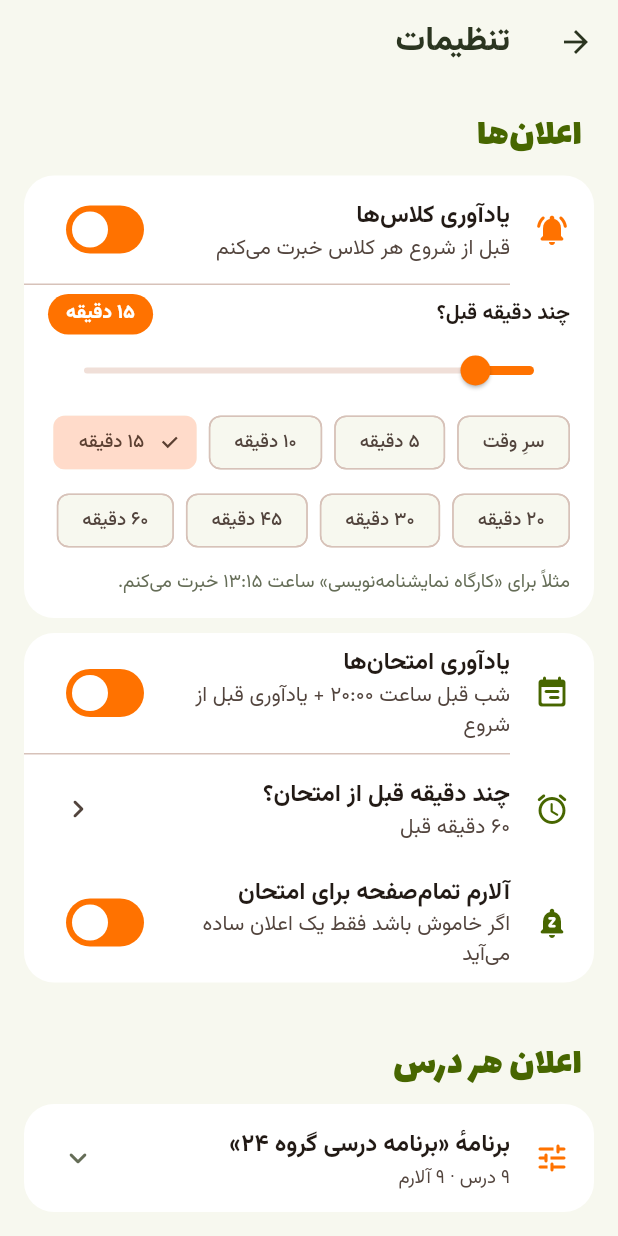
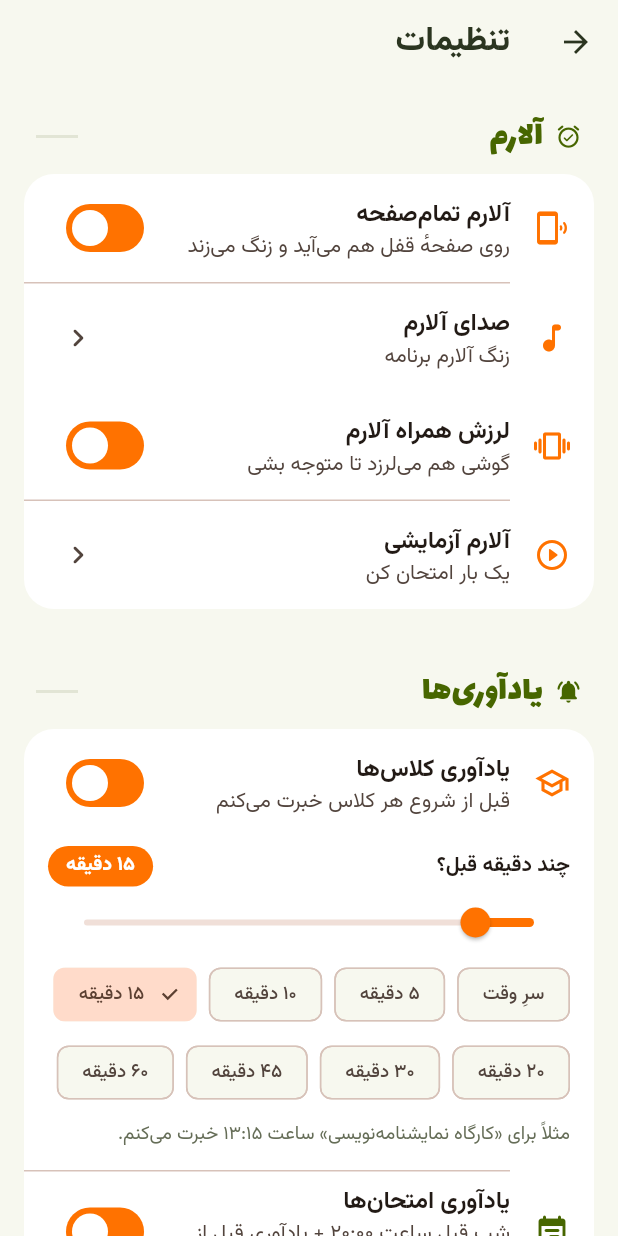
Before and after one commit to dnh-bit/group24, a Flutter app: the SettingsScreen screen opened directly, on a phone screen of 412 x 824 dp. Run offline on Flutter 3.47's test engine with Material 3 defaults, Android fonts, the phone set to English and light mode, and no system bars; our stand-ins replace file_picker, flutter_local_notifications, shared_preferences, timezone; accounts and stored records are empty; statements that could not run were skipped.

Commit message:
refactor(v0.1.6): بازچینش کامل صفحهٔ تنظیمات به شش بخش منطقی
ترتیب جدید: آلارم ← یادآوری‌ها ← اعلان هر درس ← برنامه ← سیستم ← درباره
- ادغام یادآوری کلاس و امتحان در یک کارت (قبلاً دو کارت جدا با فاصلهٔ بی‌دلیل)
- انتقال «آلارم تمام‌صفحه/صدا/لرزش» به بخش اول (قبلاً بعد از اعلان هر درس بود)
- انتقال «گروه اعلان‌دهنده» از بخش برنامه به بالای همان بخش، با نام واضح‌تر
- بخش «سیستم» تازه: اجازه‌ها + باتری + Autostart همه یک‌جا
- عنوان بخش‌ها با آیکون و خط جداکننده
- دکمه‌های باتری و Autostart کنار هم به‌جای ردیف‌های طولانی
- ردیف‌های زیرمجموعهٔ امتحان تودرتو شدند

```diff
--- a/lib/screens/settings_screen.dart
+++ b/lib/screens/settings_screen.dart
@@ -344,105 +344,8 @@ class _SettingsScreenState extends State<SettingsScreen> with WidgetsBindingObse
       body: ListView(
         padding: const EdgeInsets.fromLTRB(16, 4, 16, 32),
         children: [
-          // ═══════════ ۱. اعلان‌ها ═══════════
-          const _SectionTitle('اعلان‌ها'),
-
-          _Card(children: [
-            SwitchListTile(
-              value: s.classReminders,
-              onChanged: _toggleClass,
-              secondary: const Icon(Icons.notifications_active_rounded, color: AppColors.saffron),
-              title: const Text('یادآوری کلاس‌ها', style: _tTile),
-              subtitle: const Text('قبل از شروع هر کلاس خبرت می‌کنم'),
-            ),
-            if (s.classReminders) ...[
-              const Divider(height: 1, indent: 56),
-              _SliderBlock(
-                minutes: _minutes,
-                label: m == 0 ? 'سرِ وقت' : '${fa(m)} دقیقه',
-                onChanged: (v) => setState(() => _minutes = v),
-                onDone: (v) => _save(s.copyWith(minutesBefore: v.round())),
-                selected: s.minutesBefore,
-                onPreset: (q) {
-                  setState(() => _minutes = q.toDouble());
-                  _save(s.copyWith(minutesBefore: q));
-                },
-                preview: notifNext == null
-                    ? null
-                    : 'مثلاً برای «${notifNext.ref.course.shortName}» ساعت '
-                        '${fmtTime(notifNext.ref.session.start - m / 60)} خبرت می‌کنم.',
-              ),
-            ],
-          ]),
-
-          const SizedBox(height: 10),
-
-          _Card(children: [
-            SwitchListTile(
-              value: s.examReminders,
-              onChanged: _toggleExam,
-              secondary: const Icon(Icons.event_note_rounded, color: AppColors.olive),
-              title: const Text('یادآوری امتحان‌ها', style: _tTile),
-              subtitle: const Text('شب قبل ساعت ۲۰:۰۰ + یادآوری قبل از شروع'),
-            ),
-            if (s.examReminders) ...[
-              const Divider(height: 1, indent: 56),
-              _LinkTile(
-                icon: Icons.alarm_rounded,
-                color: AppColors.olive,
-                title: 'چند دقیقه قبل از امتحان؟',
-                value: s.examAlarmMinutes == 0 ? 'سرِ وقت' : '${fa(s.examAlarmMinutes)} دقیقه قبل',
-                onTap: () => _pickExamMinutes(s),
-              ),
-              SwitchListTile(
-                value: s.examFullAlarm,
-                onChanged: (v) => _save(s.copyWith(examFullAlarm: v)),
-                secondary: const Icon(Icons.notifications_paused_rounded, color: AppColors.olive),
-                title: const Text('آلارم تمام‌صفحه برای امتحان', style: _tTile),
-                subtitle: const Text('اگر خاموش باشد فقط یک اعلان ساده می‌آید'),
-              ),
-            ],
-          ]),
-
-          // دسترسی‌ها فقط وقتی واقعاً لازم است نمایش داده می‌شوند
-          if (_isAndroid && (!_exactOk || !_fullScreenOk)) ...[
-            const SizedBox(height: 10),
-            _Card(children: [
-              if (!_exactOk)
-                _ActionTile(
-                  icon: Icons.alarm_on_rounded,
-                  title: 'اجازهٔ آلارم دقیق',
-                  subtitle: 'تا آلارم دقیقاً سرِ همان دقیقه بیاید',
-                  onTap: () => _notif.requestExactAlarms(),
-                ),
-              if (!_exactOk && !_fullScreenOk) const Divider(height: 1, indent: 56),
-              if (!_fullScreenOk)
-                _ActionTile(
-                  icon: Icons.fullscreen_rounded,
-                  title: 'اجازهٔ نمایش تمام‌صفحه',
-                  subtitle: 'اندروید ۱۴+ برای آلارم روی صفحهٔ قفل این را می‌خواهد',
-                  onTap: _askFullScreen,
-                ),
-            ]),
-          ],
-
-          // ═══════════ ۲. اعلان هر درس ═══════════
-          const SizedBox(height: 24),
-          const _SectionTitle('اعلان هر درس'),
-
-          _Card(children: [
-            // کل این بخش یک کشویی است: بسته = فقط عنوان و خلاصه،
-            // باز = فهرست کامل درس‌ها برای انتخاب اعلان.
-            _CourseListExpansion(
-              group: notifGroup,
-              onChanged: () => setState(() {}),
-            ),
-          ]),
-
-          // ═══════════ ۳. آلارم ═══════════
-          const SizedBox(height: 24),
-          const _SectionTitle('آلارم'),
-
+          // ═══════════ ۱. آلارم: رفتار پایه ═══════════
+          const _SectionTitle('آلارم', icon: Icons.alarm_on_rounded),
           _Card(children: [
             SwitchListTile(
               value: s.fullScreenAlarm,
@@ -467,77 +370,94 @@ class _SettingsScreenState extends State<SettingsScreen> with WidgetsBindingObse
             ),
             const Divider(height: 1, indent: 56),
             _LinkTile(
-              icon: Icons.send_rounded,
+              icon: Icons.play_circle_outline_rounded,
               title: 'آلارم آزمایشی',
-              value: 'همین حالا امتحان کن',
+              value: 'یک بار امتحان کن',
               onTap: () async {
                 await _notif.requestPermission();
-                await _notif.showTest(m);
+                await _notif.showTest(_minutes.round());
               },
             ),
           ]),
 
-          // ── باتری: فقط روی اندروید و فقط وقتی واقعاً لازم است ──
-          if (_isAndroid) ...[
-            const SizedBox(height: 10),
+          // ═══════════ ۲. یادآوری‌ها: چه‌وقت خبرت کنم ═══════════
+          const SizedBox(height: 24),
+          const _SectionTitle('یادآوری‌ها', icon: Icons.notifications_active_rounded),
           _Card(children: [
-              ListTile(
-                leading: Icon(
-                  _batteryOk ? Icons.battery_full_rounded : Icons.battery_alert_rounded,
-                  color: _batteryOk ? AppColors.olive : AppColors.saffron,
+            SwitchListTile(
+              value: s.classReminders,
+              onChanged: _toggleClass,
+              secondary: const Icon(Icons.school_outlined, color: AppColors.saffron),
+              title: const Text('یادآوری کلاس‌ها', style: _tTile),
+              subtitle: const Text('قبل از شروع هر کلاس خبرت می‌کنم'),
             ),
-                title: const Text('باتری و پس‌زمینه', style: _tTile),
-                subtitle: Text(
-                  _batteryOk
-                      ? 'آلارم‌ها آزادند. اگر بازهم دیر آمد، تنظیم Autostart گوشی را چک کن.'
-                      : 'گوشی ممکن است آلارم را عقب بیندازد. با یک لمس اجازه بده.',
-                  style: const TextStyle(fontSize: 12.5, height: 1.6),
+            if (s.classReminders)
+              _SliderBlock(
+                minutes: _minutes,
+                label: m == 0 ? 'سرِ وقت' : '${fa(m)} دقیقه',
+                onChanged: (v) => setState(() => _minutes = v),
+                onDone: (v) => _save(s.copyWith(minutesBefore: v.round())),
+                selected: s.minutesBefore,
+                onPreset: (q) {
+                  setState(() => _minutes = q.toDouble());
+                  _save(s.copyWith(minutesBefore: q));
+                },
+                preview: notifNext == null
+                    ? null
+                    : 'مثلاً برای «${notifNext.ref.course.shortName}» ساعت '
+                        '${fmtTime(notifNext.ref.session.start - m / 60)} خبرت می‌کنم.',
               ),
-                trailing: const Icon(Icons.expand_more_rounded, color: AppColors.muted),
-                onTap: () => setState(() => _batteryOpen = !_batteryOpen),
+            const Divider(height: 1, indent: 56),
+            SwitchListTile(
+              value: s.examReminders,
+              onChanged: _toggleExam,
+              secondary: const Icon(Icons.event_note_rounded, color: AppColors.olive),
+              title: const Text('یادآوری امتحان‌ها', style: _tTile),
+              subtitle: const Text('شب قبل ساعت ۲۰:۰۰ + یادآوری قبل از شروع'),
             ),
-              if (_batteryOpen) ...[
-                const Divider(height: 1),
+            if (s.examReminders) ...[
               Padding(
-                  padding: const EdgeInsets.fromLTRB(16, 10, 16, 4),
-                  child: Text(
-                    BatteryService.aggressiveVendor(_manufacturer)
-                        ? 'گوشی ${BatteryService.vendorLabel(_manufacturer)} است. اندروید اجازه می‌دهد آلارم‌ها آزاد باشند:'
-                        : 'اگر آلارم دیر آمد، اجازه بده اپ در پس‌زمینه بیدار بماند:',
-                    style: const TextStyle(fontSize: 12, color: AppColors.muted, height: 1.6),
+                padding: const EdgeInsets.only(right: 56),
+                child: _LinkTile(
+                  icon: Icons.timer_outlined,
+                  color: AppColors.olive,
+                  title: 'چند دقیقه قبل از امتحان؟',
+                  value: s.examAlarmMinutes == 0 ? 'سرِ وقت' : '${fa(s.examAlarmMinutes)} دقیقه قبل',
+                  onTap: () => _pickExamMinutes(s),
                 ),
               ),
-                _ActionTile(
-                  icon: Icons.battery_charging_full_rounded,
-                  title: 'آزاد کردن باتری',
-                  subtitle: _batteryOk
-                      ? 'مستثنا شده — آلارم‌ها محدود نمی‌شوند'
-                      : 'این اپ از بهینه‌سازی باتری مستثنا شود',
-                  button: _batteryOk ? 'تغییر' : 'اجازه',
-                  onTap: _askBattery,
+              Padding(
+                padding: const EdgeInsets.only(right: 56),
+                child: SwitchListTile(
+                  contentPadding: const EdgeInsets.only(left: 16, right: 16),
+                  value: s.examFullAlarm,
+                  onChanged: (v) => _save(s.copyWith(examFullAlarm: v)),
+                  secondary: const Icon(Icons.fullscreen_rounded, color: AppColors.olive),
+                  title: const Text('آلارم تمام‌صفحه برای امتحان', style: _tTile),
+                  subtitle: const Text('اگر خاموش باشد فقط یک اعلان ساده می‌آید'),
                 ),
-                _ActionTile(
-                  icon: Icons.restart_alt_rounded,
-                  title: 'Autostart و پس‌زمینه',
-                  subtitle: 'اجازهٔ خودکار اجرا شدن و ماندن در پس‌زمینه',
-                  button: 'باز کن',
-                  onTap: () async {
-                    final ok = await BatteryService.instance.openAutoStart();
-                    if (!ok && mounted) _showAutoStartGuide();
-                  },
               ),
             ],
           ]),
-          ],
 
-          // ═══════════ ۴. برنامه و گروه‌ها ═══════════
+          // ═══════════ ۳. اعلان هر درس ═══════════
           const SizedBox(height: 24),
-          const _SectionTitle('برنامه'),
+          const _SectionTitle('اعلان هر درس', icon: Icons.tune_rounded),
+          _Card(children: [
+            // کل این بخش یک کشویی است: بسته = عنوان + خلاصه، باز = فهرست درس‌ها
+            _CourseListExpansion(
+              group: notifGroup,
+              onChanged: () => setState(() {}),
+            ),
+          ]),
 
+          // ═══════════ ۴. برنامه ═══════════
+          const SizedBox(height: 24),
+          const _SectionTitle('برنامه', icon: Icons.calendar_month_rounded),
           _Card(children: [
             _LinkTile(
-              icon: Icons.groups_2_rounded,
-              title: 'گروهی که اعلان می‌دهد',
+              icon: Icons.notifications_none_rounded,
+              title: 'کدام گروه اعلان بدهد',
               value: notifGroup.name,
               onTap: () => _pickNotifGroup(s, store),
             ),
@@ -559,43 +479,135 @@ class _SettingsScreenState extends State<SettingsScreen> with WidgetsBindingObse
                 MaterialPageRoute(builder: (_) => const AiAssistantScreen()),
               ),
             ),
-          ]),
-
-          const SizedBox(height: 10),
-
-          _Card(children: [
+            const Divider(height: 1, indent: 56),
             SwitchListTile(
               value: s.cancelOneHourClasses,
               onChanged: _toggleCancelOneHour,
               secondary: const Icon(Icons.timer_off_outlined, color: AppColors.saffron),
               title: const Text('لغو کلاس‌های تک‌ساعته', style: _tTile),
-              subtitle: const Text('کلاس‌های یک‌ساعته برگزار نشوند و اعلان نگیرند (ویژهٔ فرهنگیان)'),
+              subtitle: const Text('کلاس‌های یک‌ساعته از جدول حذف شوند (ویژهٔ فرهنگیان)'),
             ),
           ]),
 
-          // ═══════════ ۵. درباره ═══════════
+          // ═══════════ ۵. سیستم (فقط اندروید) ═══════════
+          if (_isAndroid) ...[
             const SizedBox(height: 24),
-          const _SectionTitle('درباره'),
+            const _SectionTitle('سیستم', icon: Icons.battery_charging_full_rounded),
+            _Card(children: [
+              // اجازه‌ها فقط وقتی کم است
+              if (!_exactOk) ...[
+                _ActionTile(
+                  icon: Icons.alarm_on_rounded,
+                  title: 'اجازهٔ آلارم دقیق',
+                  subtitle: 'تا آلارم دقیقاً سرِ همان دقیقه بیاید',
+                  onTap: () => _notif.requestExactAlarms(),
+                ),
+                const Divider(height: 1, indent: 56),
+              ],
+              if (!_fullScreenOk) ...[
+                _ActionTile(
+                  icon: Icons.fullscreen_rounded,
+                  title: 'اجازهٔ نمایش تمام‌صفحه',
+                  subtitle: 'اندروید ۱۴+ برای آلارم روی صفحهٔ قفل این را می‌خواهد',
+                  onTap: _askFullScreen,
+                ),
+                const Divider(height: 1, indent: 56),
+              ],
+              // باتری
+              ListTile(
+                leading: Icon(
+                  _batteryOk ? Icons.battery_full_rounded : Icons.battery_alert_rounded,
+                  color: _batteryOk ? AppColors.olive : AppColors.saffron,
+                ),
+                title: const Text('باتری و پس‌زمینه', style: _tTile),
+                subtitle: Text(
+                  _batteryOk
+                      ? 'آلارم‌ها محدود نمی‌شوند'
+                      : 'گوشی ممکن است آلارم را عقب بیندازد',
+                  style: const TextStyle(fontSize: 12.5),
+                ),
+                trailing: Row(
+                  mainAxisSize: MainAxisSize.min,
+                  children: [
+                    if (!_batteryOk)
+                      const Padding(
+                        padding: EdgeInsets.only(left: 6),
+                        child: Icon(Icons.error_outline_rounded,
+                            size: 18, color: AppColors.saffron),
+                      ),
+                    Icon(_batteryOpen ? Icons.expand_less_rounded : Icons.expand_more_rounded,
+                        color: AppColors.muted),
+                  ],
+                ),
+                onTap: () => setState(() => _batteryOpen = !_batteryOpen),
+              ),
+              if (_batteryOpen) ...[
+                Padding(
+                  padding: const EdgeInsets.fromLTRB(56, 0, 16, 8),
+                  child: Column(
+                    crossAxisAlignment: CrossAxisAlignment.start,
+                    children: [
+                      Text(
+                        BatteryService.aggressiveVendor(_manufacturer)
+                            ? 'گوشی ${BatteryService.vendorLabel(_manufacturer)}: اجازه بده اپ در پس‌زمینه بیدار بماند.'
+                            : 'اگر آلارم دیر آمد، اجازه بده اپ در پس‌زمینه بیدار بماند.',
+                        style: const TextStyle(fontSize: 12, color: AppColors.muted, height: 1.6),
+                      ),
+                      const SizedBox(height: 8),
+                      Row(
+                        children: [
+                          Expanded(
+                            child: OutlinedButton.icon(
+                              onPressed: _askBattery,
+                              icon: const Icon(Icons.battery_charging_full_rounded, size: 18),
+                              label: Text(_batteryOk ? 'تغییر استثنا' : 'آزاد کردن باتری',
+                                  style: const TextStyle(fontSize: 12.5)),
+                            ),
+                          ),
+                          const SizedBox(width: 8),
+                          Expanded(
+                            child: OutlinedButton.icon(
+                              onPressed: () async {
+                                final ok = await BatteryService.instance.openAutoStart();
+                                if (!ok && mounted) _showAutoStartGuide();
+                              },
+                              icon: const Icon(Icons.restart_alt_rounded, size: 18),
+                              label: const Text('Autostart', style: TextStyle(fontSize: 12.5)),
+                            ),
+                          ),
+                        ],
+                      ),
+                      const SizedBox(height: 4),
+                    ],
+                  ),
+                ),
+              ],
+            ]),
+          ],
 
+          // ═══════════ ۶. درباره ═══════════
+          const SizedBox(height: 24),
+          const _SectionTitle('درباره', icon: Icons.info_outline_rounded),
           _Card(children: [
             const ListTile(
-              leading: Icon(Icons.info_outline_rounded),
-              title: Text('دربارهٔ برنامه درسی', style: _tTile),
+              leading: Icon(Icons.description_outlined, color: AppColors.muted),
+              title: Text('برنامهٔ درسی', style: _tTile),
               subtitle: Text(
-                'برنامهٔ هفتگی کلاس‌ها و تاریخ امتحان‌ها با آلارم و یادآوری.\n'
+                'برنامهٔ هفتگی کلاس‌ها و امتحان‌ها با آلارم.\n'
                 'کاملاً آفلاین — هیچ اینترنتی، هیچ جمع‌آوری داده‌ای.',
+                style: TextStyle(height: 1.6, fontSize: 12.5),
               ),
             ),
             const Divider(height: 1, indent: 56),
             const ListTile(
               leading: Icon(Icons.person_outline_rounded, color: AppColors.saffron),
-              title: Text('سازنده و توسعه‌دهنده', style: _tTile),
+              title: Text('سازنده', style: _tTile),
               subtitle: Text('علیرضا عودی\nAlirezaoudi@cfu.ac.ir'),
             ),
             const Divider(height: 1, indent: 56),
             ListTile(
               leading: const Icon(Icons.tag_rounded, color: AppColors.muted),
-              title: const Text('نسخهٔ نصب‌شده', style: _tTile),
+              title: const Text('نسخه', style: _tTile),
               subtitle: Text(versionLabel,
                   textDirection: TextDirection.ltr, textAlign: TextAlign.left),
             ),
@@ -1085,15 +1097,28 @@ class _CourseAlarmExpansionState extends State<_CourseAlarmExpansion> {
   }
 }
 
+/// عنوان بخش: آیکون کوچک + نام، با یک خط نازک زیرش تا مرز بخش‌ها واضح باشد.
 class _SectionTitle extends StatelessWidget {
   final String text;
-  const _SectionTitle(this.text);
+  final IconData icon;
+  const _SectionTitle(this.text, {required this.icon});
 
   @override
   Widget build(BuildContext context) {
     return Padding(
-      padding: const EdgeInsets.fromLTRB(8, 12, 8, 8),
-      child: Text(text, style: const TextStyle(fontFamily: kTitleFont, fontSize: 26, color: AppColors.olive)),
+      padding: const EdgeInsets.fromLTRB(8, 14, 8, 8),
+      child: Row(
+        children: [
+          Icon(icon, size: 18, color: AppColors.olive),
+          const SizedBox(width: 8),
+          Expanded(
+            child: Text(text,
+                style: const TextStyle(
+                    fontFamily: kTitleFont, fontSize: 24, color: AppColors.olive)),
+          ),
+          Container(width: 28, height: 2, color: AppColors.line),
+        ],
+      ),
     );
   }
 }
```
Also changed, not shown: 1 other file. Lines whose indentation alone changed are shown as unchanged.
